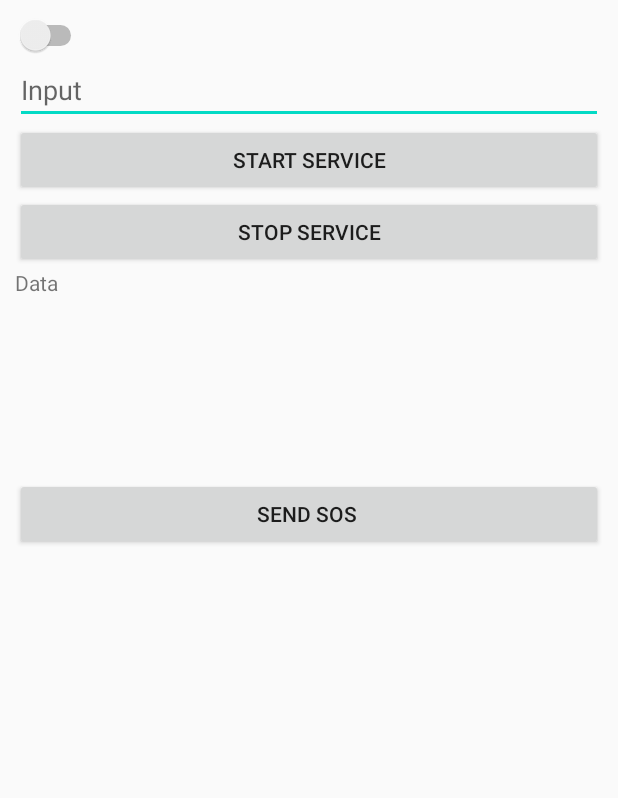
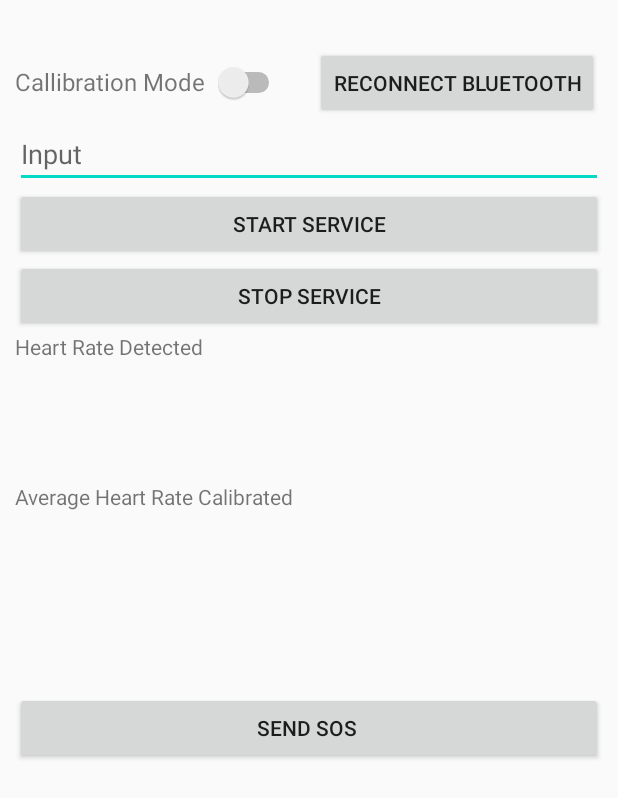
Before and after one commit to sachmo99/KeepHerSafe, an Android app: the screen it shows after launch (MainActivity), on a phone screen of 412 x 824 dp. Shown: the top 798 px of the screen. Run offline under Robolectric (Android 15) with nearby library versions, the phone set to English and light mode, and no system bars.

Commit message:
basic algo added

```diff
--- a/app/src/main/java/com/example/keephersafeGPStrial/MainActivity.java
+++ b/app/src/main/java/com/example/keephersafeGPStrial/MainActivity.java
@@ -27,16 +27,21 @@ import android.widget.Toast;
 import org.w3c.dom.Text;
 
 import java.util.ArrayList;
+import java.util.Collection;
+import java.util.Collections;
 
 public class MainActivity extends AppCompatActivity {
     private EditText editText;
-    TextView hearrateTV;
+    TextView hearrateTV,avgHRV;
     private BluetoothAdapter mBluetoothAdapter;
     ArrayList<String> phoneNumbers;
     SmsManager smsManager;
     SharedPreferences myPref;
     private Button sendSOS;
     Switch simpleSwitch;
+    ArrayList<Double> hrvs;
+    double hrv;
+    int hrIndex = 0;
 
 
     public void toast(String mess) {
@@ -51,8 +56,10 @@ public class MainActivity extends AppCompatActivity {
 
         sendSOS = findViewById(R.id.SOSbutton);
         hearrateTV = findViewById(R.id.hearrateTV);
+        avgHRV = findViewById(R.id.avgHRV);
+        simpleSwitch = (Switch) findViewById(R.id.simpleSwitch);
 
-        simpleSwitch = (Switch) findViewById(R.id.simpleSwitch);
+        hrvs = new ArrayList<Double>(Collections.<Double>nCopies(10, 0.0));
 
 
 
@@ -68,8 +75,11 @@ public class MainActivity extends AppCompatActivity {
         {
             Intent intent = new Intent(BluetoothAdapter.ACTION_REQUEST_ENABLE);
             startActivityForResult(intent,1);
-
-
+            try {
+                Thread.sleep(2000);
+            } catch (InterruptedException e) {
+                e.printStackTrace();
+            }
         }
 
         Intent i=new Intent(this,  MyBluetoothService.class);
@@ -79,15 +89,30 @@ public class MainActivity extends AppCompatActivity {
         ServiceToActivity serviceReceiver = new ServiceToActivity();
         IntentFilter intentSFilter = new IntentFilter("ServiceToActivityAction");
         registerReceiver(serviceReceiver, intentSFilter);
-
-
     }
 
 
-//    public void stopBtService(View view) {
-//        Intent i=new Intent(this,  MyBluetoothService.class);
-//        stopService(i);
-//    }
+    public void startBtService(View view) {
+        BluetoothAdapter bluetoothAdapter = BluetoothAdapter.getDefaultAdapter();
+        if(!bluetoothAdapter.isEnabled())
+        {
+            Intent intent = new Intent(BluetoothAdapter.ACTION_REQUEST_ENABLE);
+            startActivityForResult(intent,1);
+            try {
+                Thread.sleep(2000);
+            } catch (InterruptedException e) {
+                e.printStackTrace();
+            }
+
+        }
+
+        Intent i=new Intent(this,  MyBluetoothService.class);
+        startService(i);
+    }
+
+    public boolean isEmergency(double hrv){
+        return !(hrv >=63 && hrv <= 87);
+    }
 
     public class ServiceToActivity extends BroadcastReceiver
     {
@@ -101,11 +126,36 @@ public class MainActivity extends AppCompatActivity {
 
 
 
-            hearrateTV.setText(newData);
-            if(simpleSwitch.isChecked())
-            {
-                toast("I am checked");
+
+
+            String[]  data = newData.split(";");
+
+            if(data[0].equals("datapoint")){
+                hrv = Double.parseDouble(data[1]);
+                hearrateTV.setText("Heart Rate Detected " + hrv);
+
+                if(isEmergency(hrv) && !simpleSwitch.isChecked()){
+                    sendManualSOS();
+                }
+
+                if(simpleSwitch.isChecked())
+                {
+                    hrvs.set(hrIndex , Double.parseDouble(data[1]));
+                    hrIndex = (hrIndex + 1) % hrvs.size();
+
+                    double tot = 0;
+                    for(double d : hrvs){
+                        tot += d;
+                    }
+
+
+                    avgHRV.setText("Average Heart Rate Calibrated " + tot/hrvs.size()  + " " + tot  + "\n" + hrvs.toString() + " " + data[2]);
+
+//                    toast(hrvs.toString());
+                }
             }
+
+
 
         }
     }
@@ -135,7 +185,7 @@ public class MainActivity extends AppCompatActivity {
         phoneNumbers = new ArrayList<>();
         phoneNumbers.add("9246465080");
         for(int i = 0;i < phoneNumbers.size();i++){
-            smsManager.sendTextMessage(phoneNumbers.get(i),null,"HELP NEEDED!\n http://www.google.com/maps/place/" + myPref.getString("Latitude","0.00") + "," + myPref.getString("Longitude","0.00"),null,null);
+            smsManager.sendTextMessage(phoneNumbers.get(i),null,"HELP NEEDED!  "+ hrv+ "\n http://www.google.com/maps/place/" + myPref.getString("Latitude","0.00") + "," + myPref.getString("Longitude","0.00"),null,null);
         }
 
     }
--- /dev/null
+++ b/app/src/main/res/drawable/profile_icon_foreground.xml
@@ -0,0 +1,15 @@
+<vector xmlns:android="http://schemas.android.com/apk/res/android"
+    android:width="108dp"
+    android:height="108dp"
+    android:viewportWidth="108"
+    android:viewportHeight="108"
+    android:tint="#000000">
+  <group android:scaleX="2.61"
+      android:scaleY="2.61"
+      android:translateX="22.68"
+      android:translateY="22.68">
+    <path
+        android:fillColor="@android:color/white"
+        android:pathData="M12,2C6.48,2 2,6.48 2,12s4.48,10 10,10 10,-4.48 10,-10S17.52,2 12,2zM12,5c1.66,0 3,1.34 3,3s-1.34,3 -3,3 -3,-1.34 -3,-3 1.34,-3 3,-3zM12,19.2c-2.5,0 -4.71,-1.28 -6,-3.22 0.03,-1.99 4,-3.08 6,-3.08 1.99,0 5.97,1.09 6,3.08 -1.29,1.94 -3.5,3.22 -6,3.22z"/>
+  </group>
+</vector>
--- a/app/src/main/res/layout/activity_main.xml
+++ b/app/src/main/res/layout/activity_main.xml
@@ -10,10 +10,52 @@
     tools:context=".MainActivity">
 
 
-    <Switch
-        android:id="@+id/simpleSwitch"
-        android:layout_width="wrap_content"
-        android:layout_height="wrap_content"/>
+
+
+
+    <LinearLayout
+        android:layout_width="match_parent"
+        android:layout_height="wrap_content"
+        android:orientation="horizontal"
+        android:layout_marginTop="20dp"
+        >
+
+
+        <TextView
+            android:layout_width="wrap_content"
+            android:layout_height="wrap_content"
+            android:text="Callibration Mode"
+            android:textSize="16dp"
+            android:layout_marginRight="5dp"
+            >
+
+        </TextView>
+        <Switch
+            android:id="@+id/simpleSwitch"
+            android:layout_width="wrap_content"
+            android:layout_height="wrap_content"
+            android:layout_marginRight="20dp"
+            />
+
+        <Button
+            android:layout_width="wrap_content"
+            android:layout_height="wrap_content"
+            android:text="Reconnect Bluetooth"
+            android:onClick="startBtService"
+            />
+
+        <Button
+            android:layout_width="50dp"
+            android:layout_height="50dp"
+            android:layout_marginLeft="10dp"
+            android:background="@drawable/profile_icon_foreground"
+            />
+
+    </LinearLayout>
+
+
+
+
 
     <EditText
         android:id="@+id/edit_text_input"
@@ -36,11 +78,16 @@
     <TextView
         android:layout_width="match_parent"
         android:layout_height="100dp"
-        android:text="Data"
+        android:text="Heart Rate Detected"
         android:id="@+id/hearrateTV"
         />
 
-
+    <TextView
+        android:layout_width="wrap_content"
+        android:layout_height="100dp"
+        android:text="Average Heart Rate Calibrated"
+        android:id="@+id/avgHRV"
+        />
 
 
     <Button
@@ -50,4 +97,7 @@
         android:layout_marginTop ="40dp"
 
         android:text="Send SOS " />
+
+
+
 </LinearLayout>
--- /dev/null
+++ b/app/src/main/res/mipmap-anydpi-v26/profile_icon.xml
@@ -0,0 +1,5 @@
+<?xml version="1.0" encoding="utf-8"?>
+<adaptive-icon xmlns:android="http://schemas.android.com/apk/res/android">
+    <background android:drawable="@color/profile_icon_background"/>
+    <foreground android:drawable="@drawable/profile_icon_foreground"/>
+</adaptive-icon>
--- /dev/null
+++ b/app/src/main/res/mipmap-anydpi-v26/profile_icon_round.xml
@@ -0,0 +1,5 @@
+<?xml version="1.0" encoding="utf-8"?>
+<adaptive-icon xmlns:android="http://schemas.android.com/apk/res/android">
+    <background android:drawable="@color/profile_icon_background"/>
+    <foreground android:drawable="@drawable/profile_icon_foreground"/>
+</adaptive-icon>
--- /dev/null
+++ b/app/src/main/res/values/profile_icon_background.xml
@@ -0,0 +1,4 @@
+<?xml version="1.0" encoding="utf-8"?>
+<resources>
+    <color name="profile_icon_background">#FFA558</color>
+</resources>
```
Also changed, not shown: app/src/main/profile_icon-playstore.png (added), app/src/main/res/mipmap-hdpi/profile_icon.png (added), app/src/main/res/mipmap-hdpi/profile_icon_round.png (added), app/src/main/res/mipmap-mdpi/profile_icon.png (added), app/src/main/res/mipmap-mdpi/profile_icon_round.png (added), app/src/main/res/mipmap-xhdpi/profile_icon.png (added), app/src/main/res/mipmap-xhdpi/profile_icon_round.png (added), app/src/main/res/mipmap-xxhdpi/profile_icon.png (added), app/src/main/res/mipmap-xxhdpi/profile_icon_round.png (added), app/src/main/res/mipmap-xxxhdpi/profile_icon.png (added), app/src/main/res/mipmap-xxxhdpi/profile_icon_round.png (added).
